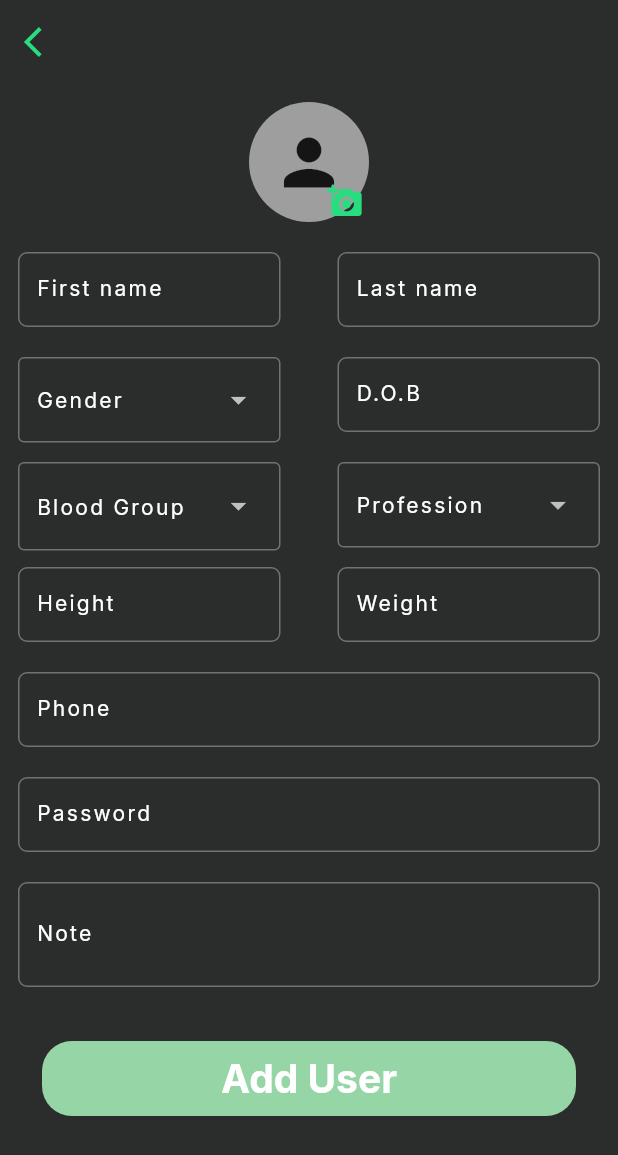
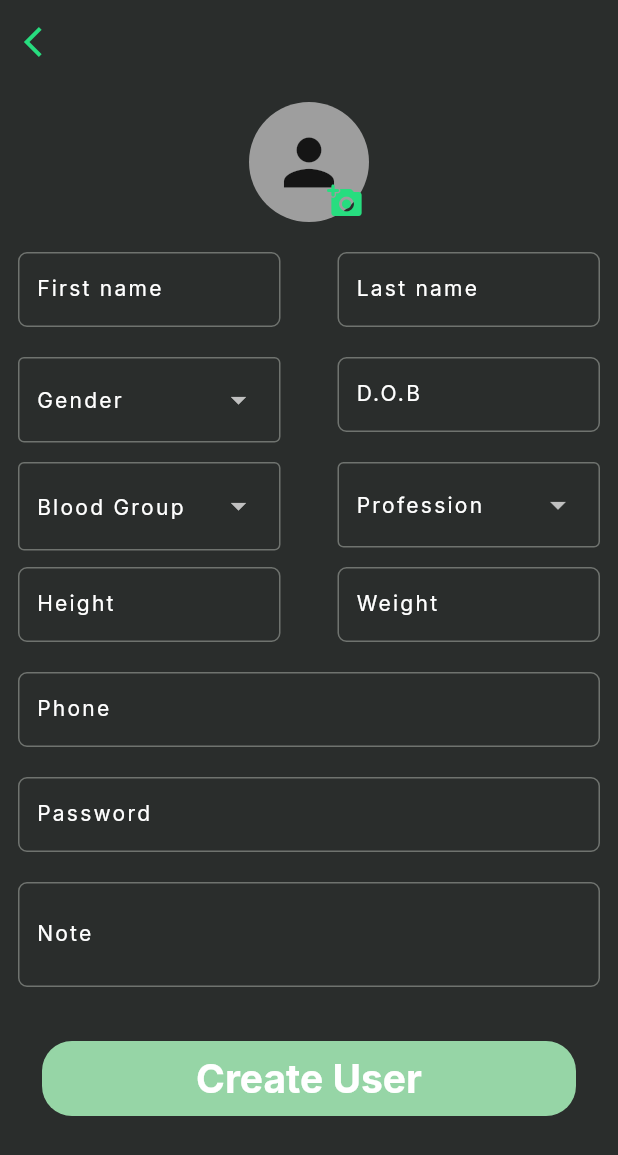
Before and after one commit to Vrindtime/PowerStone, a Flutter app: the UserDetails screen opened directly, after a tap on the "add box" icon, on a phone screen of 412 x 824 dp. Shown: the top 1155 px of the screen. Run offline on Flutter 3.47's test engine with Material 3 defaults, Android fonts, the phone set to English and light mode, and no system bars; our stand-ins replace cloud_firestore, firebase_auth, firebase_core, firebase_storage, google_fonts, image_picker and 2 more; accounts and stored records are empty; network calls fail.

Commit message:
fixed issue profile
fixed issue of pfpimg being shown in the create user page after the image  is uplaoded to db

```diff
--- a/lib/common/view_user_list.dart
+++ b/lib/common/view_user_list.dart
@@ -47,24 +47,44 @@ class ViewUserList extends StatelessWidget {
                         String userName =
                             data['firstName'] ?? "No Name Recieved";
 
-                         String userImg =
-                            data['image'] ?? "nil";
+                        String userImg = data['image'] ?? "nil";
 
                         // display as a list tile
                         return Container(
-                          margin:
-                              const EdgeInsets.symmetric(vertical: 10),
+                          margin: const EdgeInsets.symmetric(vertical: 10),
                           decoration: BoxDecoration(
                               color: Theme.of(context).splashColor,
                               borderRadius: BorderRadius.circular(16)),
                           child: ListTile(
                             contentPadding: const EdgeInsets.all(6),
-                            leading: (data.containsKey("image") && userImg!="nil")?ClipOval(child: Image.network(userImg,fit: BoxFit.cover,height: 40,width: 40,),):const CircleAvatar(child: Icon(Icons.person_outline_rounded,size: 40,),),
+                            leading: (data.containsKey("image") && userImg.isNotEmpty)
+                                ? ClipOval(
+                                    child: FadeInImage.assetNetwork(
+                                      placeholder:
+                                          'assets/images/img_not_found.jpg',
+                                      image: userImg,
+                                      fit: BoxFit.cover,
+                                      height: 40,
+                                      width: 40,
+                                      imageErrorBuilder:
+                                          (context, error, stackTrace) {
+                                        return const Icon(
+                                          Icons.error_outline,
+                                          color: Colors.red,
+                                          size: 40,
+                                        );
+                                      },
+                                    ),
+                                  )
+                                : const CircleAvatar(
+                                    child: Icon(
+                                      Icons.person_outline_rounded,
+                                      size: 40,
+                                    ),
+                                  ),
                             title: Text(
                               userName,
-                              style: Theme.of(context)
-                                  .textTheme
-                                  .labelMedium,
+                              style: Theme.of(context).textTheme.labelMedium,
                             ),
                             trailing: const DotMenu(),
                           ),
--- a/lib/main.dart
+++ b/lib/main.dart
@@ -1,9 +1,9 @@
 import 'package:firebase_auth/firebase_auth.dart';
 import 'package:flutter/material.dart';
-import 'package:google_fonts/google_fonts.dart';
 import 'package:firebase_core/firebase_core.dart';
-import 'package:powerstone/pages/onlineuser.dart';
-import 'package:powerstone/pages/started.dart';
+import 'package:powerstone/pages/HomePage_toNav.dart';
+import 'package:powerstone/pages/welcome_page.dart';
+import 'package:powerstone/services/theme.dart';
 import 'firebase_options.dart';
 
 void main() async {
@@ -11,7 +11,6 @@ void main() async {
   await Firebase.initializeApp(
     options: DefaultFirebaseOptions.currentPlatform,
 );
-  // FirebaseAuth.instance.setPersistence(Persistence.SESSION);
   runApp(MainApp());
 }
 
@@ -22,21 +21,7 @@ class MainApp extends StatelessWidget {
   Widget build(BuildContext context) {
     return MaterialApp(
       debugShowCheckedModeBanner: false,
-      theme: ThemeData(
-        useMaterial3: false,
-        primaryColor: const Color.fromRGBO(39, 221, 127, 1),
-        splashColor: const Color.fromRGBO(217, 217, 217, .25),
-        colorScheme: ColorScheme.fromSeed(
-          seedColor: const Color.fromRGBO(39, 221, 127, 1),
-          brightness: Brightness.dark,
-        ),
-        scaffoldBackgroundColor: const Color.fromRGBO(42, 45, 44, 1),
-        textTheme: TextTheme(
-          labelLarge: GoogleFonts.inter(fontSize: 26,fontWeight: FontWeight.bold,color: Colors.white,), //use .copyWith(attribute) to
-          labelMedium: GoogleFonts.inter(fontSize: 16,fontWeight: FontWeight.w600,color: Colors.white,), //change the properties,
-          labelSmall: GoogleFonts.inter(fontSize: 14,fontWeight: FontWeight.w400,color: Colors.white,), // later on specific elements
-        ),
-      ),
+      theme: apptheme,
       home: user!=null ? const AdminHomePage() : const StartPage(),
     );
   }
--- a/lib/pages/auth/loginPage.dart
+++ b/lib/pages/auth/loginPage.dart
@@ -6,8 +6,8 @@ import 'package:flutter/material.dart';
 import 'package:firebase_auth/firebase_auth.dart';
 import 'package:lottie/lottie.dart';
 import 'package:powerstone/common/logo.dart';
-import 'package:powerstone/pages/onlineuser.dart';
-import 'package:powerstone/pages/started.dart';
+import 'package:powerstone/pages/HomePage_toNav.dart';
+import 'package:powerstone/pages/welcome_page.dart';
 
 class LoginPage extends StatefulWidget {
   const LoginPage({super.key});
--- a/lib/pages/createUser.dart
+++ b/lib/pages/createUser.dart
@@ -6,7 +6,7 @@ import 'package:firebase_auth/firebase_auth.dart';
 import 'package:firebase_storage/firebase_storage.dart';
 import 'package:flutter/material.dart';
 import 'package:image_picker/image_picker.dart';
-import 'package:powerstone/pages/onlineuser.dart';
+import 'package:powerstone/pages/HomePage_toNav.dart';
 import 'package:powerstone/services/firestore.dart';
 
 class CreateUser extends StatefulWidget {
@@ -18,6 +18,7 @@ class CreateUser extends StatefulWidget {
 
 class _CreateUserState extends State<CreateUser> {
   String imageUrl = "nil";
+  String? temputl;
 
   final TextEditingController fnameController = TextEditingController();
 
@@ -89,10 +90,23 @@ class _CreateUserState extends State<CreateUser> {
       Reference referenceImageToUpload = referenceDireImages.child(fileName);
       try {
         await referenceImageToUpload.putFile(File(file.path));
-        imageUrl = await referenceImageToUpload.getDownloadURL();
+        temputl = await referenceImageToUpload.getDownloadURL();
+        setState(() {
+          imageUrl = temputl!;
+        });
       } catch (e) {
-        //later implement a snackbar to show error
-        print("Error in uploading Iamge to DB Storage");
+        if (imageUrl.isEmpty) {
+          ScaffoldMessenger.of(context).showSnackBar(
+            SnackBar(
+              content: Center(
+                  child: Text(
+                'Error in uploading Image to DB Storage',
+                style: Theme.of(context).textTheme.labelMedium,
+              )),
+              backgroundColor: Colors.red,
+            ),
+          );
+        }
       }
     }
   }
@@ -121,35 +135,8 @@ class _CreateUserState extends State<CreateUser> {
               crossAxisAlignment: CrossAxisAlignment.center,
               children: [
                 //Image Upload
-                Stack(
-                  children: [
-                    CircleAvatar(
-                        maxRadius: 40,
-                        child: (imageUrl == "nil")
-                            ? Icon(
-                                Icons.person,
-                                size: 50,
-                              )
-                            : ClipOval(
-                                child: Image.network(
-                                imageUrl,
-                                fit: BoxFit.cover,
-                                height: 50,
-                                width: 50,
-                              ))),
-                    Positioned(
-                      bottom: -10,
-                      left: 40,
-                      child: IconButton(
-                        icon: Icon(
-                          Icons.add_a_photo_rounded,
-                          color: Theme.of(context).primaryColor,
-                        ),
-                        onPressed: () => selectImage(),
-                      ),
-                    )
-                  ],
-                ),
+
+                PfpImageUpload(context),
                 SizedBox(
                   height: 20,
                 ),
@@ -173,60 +160,12 @@ class _CreateUserState extends State<CreateUser> {
                     SizedBox(
                       height: 50,
                       width: 175,
-                      child: DropdownMenu(
-                        controller: genderController,
-                        label: Text(
-                          "Gender",
-                          style: Theme.of(context).textTheme.labelSmall,
-                        ),
-                        width: 175,
-                        enableFilter: true,
-                        textStyle: Theme.of(context).textTheme.labelSmall,
-                        dropdownMenuEntries: [
-                          DropdownMenuEntry(
-                              value: Text(
-                                "male",
-                                style: Theme.of(context).textTheme.labelSmall,
-                              ),
-                              label: "Male"),
-                          DropdownMenuEntry(
-                              value: Text(
-                                "female",
-                                style: TextStyle(fontSize: 12),
-                              ),
-                              label: "Female"),
-                          DropdownMenuEntry(
-                              value: Text("other"), label: "Other"),
-                        ],
-                      ),
+                      child: genderDrowdown(context),
                     ),
                     SizedBox(
                       height: 50,
                       width: 175,
-                      child: TextField(
-                        onTap: () {
-                          _selectDate(context);
-                        },
-                        keyboardType: TextInputType.datetime,
-                        controller: dobController,
-                        style: Theme.of(context).textTheme.labelMedium,
-                        decoration: InputDecoration(
-                          label: const Text("D.O.B"),
-                          labelStyle: Theme.of(context).textTheme.labelSmall,
-                          border: OutlineInputBorder(
-                              borderRadius: BorderRadius.circular(6.0),
-                              borderSide: const BorderSide(
-                                  color: Colors.white, width: 0.5)),
-                          focusedBorder: OutlineInputBorder(
-                            borderRadius: BorderRadius.circular(6.0),
-                            borderSide: BorderSide(
-                              color: Theme.of(context)
-                                  .primaryColor, // Border color when focused
-                              width: 0.5,
-                            ),
-                          ),
-                        ),
-                      ),
+                      child: selectDOB(context),
                     ),
                   ],
                 ),
@@ -237,66 +176,12 @@ class _CreateUserState extends State<CreateUser> {
                     SizedBox(
                       height: 50,
                       width: 175,
-                      child: DropdownMenu(
-                        textStyle: TextStyle(fontSize: 16.0),
-                        controller: bloodController,
-                        label: Text(
-                          "Blood Group",
-                          style: Theme.of(context).textTheme.labelSmall,
-                        ),
-                        width: 175,
-                        enableFilter: true,
-                        dropdownMenuEntries: [
-                          DropdownMenuEntry(value: Text("A+"), label: "A+"),
-                          DropdownMenuEntry(value: Text("A-"), label: "A-"),
-                          DropdownMenuEntry(value: Text("B+"), label: "B+"),
-                          DropdownMenuEntry(value: Text("B-"), label: "B-"),
-                          DropdownMenuEntry(value: Text("AB+"), label: "AB+"),
-                          DropdownMenuEntry(value: Text("AB-"), label: "AB-"),
-                          DropdownMenuEntry(value: Text("O+"), label: "O+"),
-                          DropdownMenuEntry(value: Text("O-"), label: "O-"),
-                        ],
-                      ),
+                      child: bloodgroupDropDown(context),
                     ),
                     SizedBox(
                       height: 50,
                       width: 175,
-                      child: DropdownMenu(
-                        controller: jobController,
-                        label: Text(
-                          "Profession",
-                          style: Theme.of(context).textTheme.labelSmall,
-                        ),
-                        width: 175,
-                        enableFilter: true,
-                        textStyle: Theme.of(context).textTheme.labelSmall,
-                        dropdownMenuEntries: [
-                          DropdownMenuEntry(
-                              value: Text("Software Engineer"),
-                              label: "Software Engineer"),
-                          DropdownMenuEntry(
-                              value: Text("Web Developer"),
-                              label: "Web Developer"),
-                          DropdownMenuEntry(
-                              value: Text("Data Scientist"),
-                              label: "Data Scientist"),
-                          DropdownMenuEntry(
-                              value: Text("UX/UI Designer"),
-                              label: "UX/UI Designer"),
-                          DropdownMenuEntry(
-                              value: Text("Network Engineer"),
-                              label: "Network Engineer"),
-                          DropdownMenuEntry(
-                              value: Text("Cybersecurity Analyst"),
-                              label: "Cybersecurity Analyst"),
-                          DropdownMenuEntry(
-                              value: Text("Cloud Architect"),
-                              label: "Cloud Architect"),
-                          DropdownMenuEntry(
-                              value: Text("Database Administrator"),
-                              label: "Database Administrator"),
-                        ],
-                      ),
+                      child: jobDropdown(context),
                     ),
                   ],
                 ),
@@ -336,7 +221,18 @@ class _CreateUserState extends State<CreateUser> {
                 ),
                 Padding(
                   padding: const EdgeInsets.all(16.0),
-                  child: GestureDetector(
+                  child: createUserbtn(context),
+                ),
+              ],
+            ),
+          ),
+        ),
+      ),
+    );
+  }
+
+  GestureDetector createUserbtn(BuildContext context) {
+    return GestureDetector(
       onTap: () async {
         const Duration(seconds: 1);
         final String firstName = fnameController.text;
@@ -375,8 +271,8 @@ class _CreateUserState extends State<CreateUser> {
             backgroundColor: Colors.green,
           ),
         );
-                      Navigator.of(context).push(MaterialPageRoute(
-                          builder: (context) => AdminHomePage()));
+        Navigator.of(context)
+            .push(MaterialPageRoute(builder: (context) => AdminHomePage()));
       },
       child: Container(
         height: 50,
@@ -387,19 +283,154 @@ class _CreateUserState extends State<CreateUser> {
         ),
         child: Center(
           child: Text(
-                          "Add User",
+            "Create User",
             style: Theme.of(context).textTheme.labelLarge,
           ),
         ),
       ),
+    );
+  }
+
+  DropdownMenu<Text> jobDropdown(BuildContext context) {
+    return DropdownMenu(
+      controller: jobController,
+      label: Text(
+        "Profession",
+        style: Theme.of(context).textTheme.labelSmall,
       ),
+      width: 175,
+      enableFilter: true,
+      textStyle: Theme.of(context).textTheme.labelSmall,
+      dropdownMenuEntries: [
+        DropdownMenuEntry(
+            value: Text("Software Engineer"), label: "Software Engineer"),
+        DropdownMenuEntry(value: Text("Web Developer"), label: "Web Developer"),
+        DropdownMenuEntry(
+            value: Text("Data Scientist"), label: "Data Scientist"),
+        DropdownMenuEntry(
+            value: Text("UX/UI Designer"), label: "UX/UI Designer"),
+        DropdownMenuEntry(
+            value: Text("Network Engineer"), label: "Network Engineer"),
+        DropdownMenuEntry(
+            value: Text("Cybersecurity Analyst"),
+            label: "Cybersecurity Analyst"),
+        DropdownMenuEntry(
+            value: Text("Cloud Architect"), label: "Cloud Architect"),
+        DropdownMenuEntry(
+            value: Text("Database Administrator"),
+            label: "Database Administrator"),
+      ],
+    );
+  }
+
+  DropdownMenu<Text> bloodgroupDropDown(BuildContext context) {
+    return DropdownMenu(
+      textStyle: TextStyle(fontSize: 16.0),
+      controller: bloodController,
+      label: Text(
+        "Blood Group",
+        style: Theme.of(context).textTheme.labelSmall,
       ),
+      width: 175,
+      enableFilter: true,
+      dropdownMenuEntries: [
+        DropdownMenuEntry(value: Text("A+"), label: "A+"),
+        DropdownMenuEntry(value: Text("A-"), label: "A-"),
+        DropdownMenuEntry(value: Text("B+"), label: "B+"),
+        DropdownMenuEntry(value: Text("B-"), label: "B-"),
+        DropdownMenuEntry(value: Text("AB+"), label: "AB+"),
+        DropdownMenuEntry(value: Text("AB-"), label: "AB-"),
+        DropdownMenuEntry(value: Text("O+"), label: "O+"),
+        DropdownMenuEntry(value: Text("O-"), label: "O-"),
       ],
-            ),
+    );
+  }
+
+  TextField selectDOB(BuildContext context) {
+    return TextField(
+      onTap: () {
+        _selectDate(context);
+      },
+      keyboardType: TextInputType.datetime,
+      controller: dobController,
+      style: Theme.of(context).textTheme.labelMedium,
+      decoration: InputDecoration(
+        label: const Text("D.O.B"),
+        labelStyle: Theme.of(context).textTheme.labelSmall,
+        border: OutlineInputBorder(
+            borderRadius: BorderRadius.circular(6.0),
+            borderSide: const BorderSide(color: Colors.white, width: 0.5)),
+        focusedBorder: OutlineInputBorder(
+          borderRadius: BorderRadius.circular(6.0),
+          borderSide: BorderSide(
+            color: Theme.of(context).primaryColor, // Border color when focused
+            width: 0.5,
           ),
         ),
       ),
     );
+  }
+
+  DropdownMenu<Text> genderDrowdown(BuildContext context) {
+    return DropdownMenu(
+      controller: genderController,
+      label: Text(
+        "Gender",
+        style: Theme.of(context).textTheme.labelSmall,
+      ),
+      width: 175,
+      enableFilter: true,
+      textStyle: Theme.of(context).textTheme.labelSmall,
+      dropdownMenuEntries: [
+        DropdownMenuEntry(
+            value: Text(
+              "male",
+              style: Theme.of(context).textTheme.labelSmall,
+            ),
+            label: "Male"),
+        DropdownMenuEntry(
+            value: Text(
+              "female",
+              style: TextStyle(fontSize: 12),
+            ),
+            label: "Female"),
+        DropdownMenuEntry(value: Text("other"), label: "Other"),
+      ],
+    );
+  }
+
+  Widget PfpImageUpload(BuildContext context) {
+    return StatefulBuilder(builder: (context, setState) {
+      return Stack(
+        children: [
+          CircleAvatar(
+              maxRadius: 40,
+              child: (imageUrl == "nil")
+                  ? Icon(
+                      Icons.person,
+                      size: 50,
+                    )
+                  : ClipOval(
+                      child: Image.network(
+                      imageUrl,
+                      fit: BoxFit.cover,
+                      height: 50,
+                      width: 50,
+                    ))),
+          Positioned(
+            bottom: -10,
+            left: 40,
+            child: IconButton(
+              icon: Icon(
+                Icons.add_a_photo_rounded,
+                color: Theme.of(context).primaryColor,
+              ),
+              onPressed: () => selectImage(),
+            ),
+          )
+        ],
+      );
+    });
   }
 
   Future<void> _selectDate(BuildContext context) async {
--- /dev/null
+++ b/lib/services/theme.dart
@@ -0,0 +1,31 @@
+import 'package:flutter/material.dart';
+import 'package:google_fonts/google_fonts.dart';
+
+ThemeData apptheme = ThemeData(
+  useMaterial3: false,
+  primaryColor: const Color.fromRGBO(39, 221, 127, 1),
+  splashColor: const Color.fromRGBO(217, 217, 217, .25),
+  colorScheme: ColorScheme.fromSeed(
+    seedColor: const Color.fromRGBO(39, 221, 127, 1),
+    brightness: Brightness.dark,
+  ),
+  scaffoldBackgroundColor: const Color.fromRGBO(42, 45, 44, 1),
+  textTheme: TextTheme(
+    labelLarge: GoogleFonts.inter(
+      fontSize: 26,
+      fontWeight: FontWeight.bold,
+      color: Colors.white,
+    ), //use .copyWith(attribute) to
+    labelMedium: GoogleFonts.inter(
+      fontSize: 16,
+      fontWeight: FontWeight.w600,
+      color: Colors.white,
+    ), //change the properties,
+    labelSmall: GoogleFonts.inter(
+      fontSize: 14,
+      fontWeight: FontWeight.w400,
+      color: Colors.white,
+    ),
+    titleMedium: TextStyle(fontSize: 12), // later on specific elements
+  ),
+);
```
Also changed, not shown: lib/pages/userdetails.dart (+10 -8 lines), assets/images/img_not_found.jpg (added), lib/pages/HomePage_toNav.dart (renamed from lib/pages/onlineuser.dart), lib/pages/welcome_page.dart (renamed from lib/pages/started.dart). Lines whose indentation alone changed are shown as unchanged.
